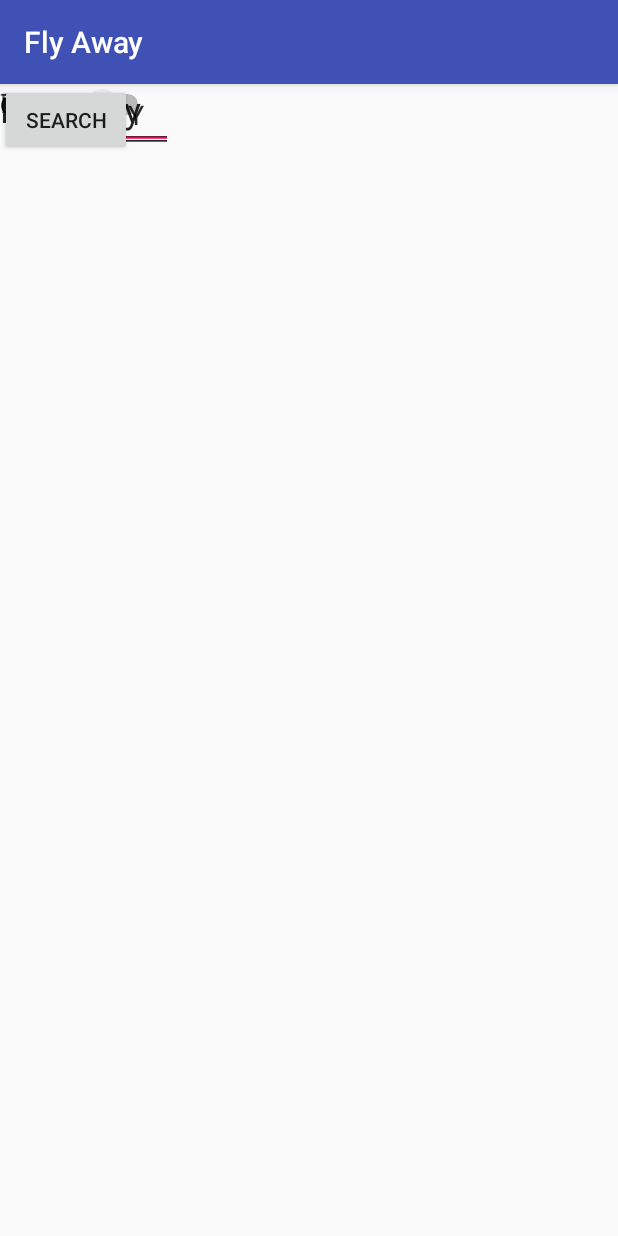
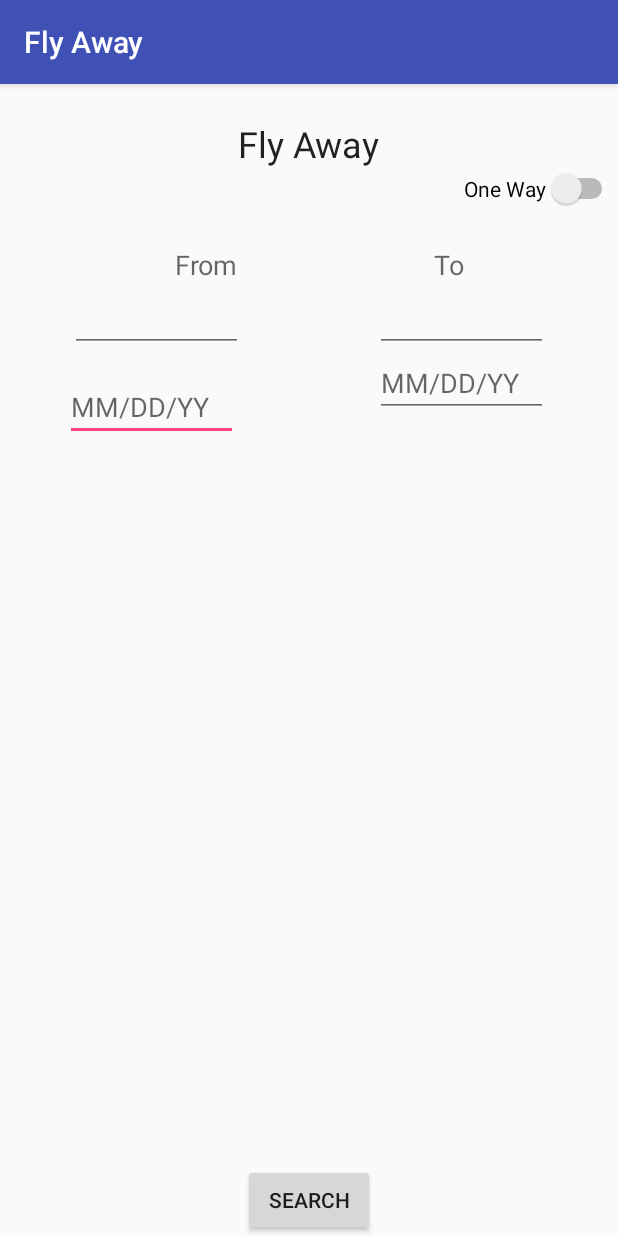
Before and after one commit to violetaria/FlyAway, an Android app: the screen it shows after launch (MainActivity), on a phone screen of 412 x 824 dp. Run offline under Robolectric (Android 15) with nearby library versions, the phone set to English and light mode, and no system bars.

Commit message:
switch to relative layout

```diff
--- a/app/src/main/res/layout/activity_main.xml
+++ b/app/src/main/res/layout/activity_main.xml
@@ -1,69 +1,82 @@
 <?xml version="1.0" encoding="utf-8"?>
-<android.support.constraint.ConstraintLayout
+<RelativeLayout
     xmlns:android="http://schemas.android.com/apk/res/android"
     xmlns:app="http://schemas.android.com/apk/res-auto"
     xmlns:tools="http://schemas.android.com/tools"
     android:layout_width="match_parent"
     android:layout_height="match_parent"
-    tools:context="com.flyaway.app.MainActivity" tools:layout_editor_absoluteY="81dp"
+    tools:context="com.flyaway.app.MainActivity"
+    tools:layout_editor_absoluteY="81dp"
     tools:layout_editor_absoluteX="0dp">
 
     <TextView
         android:layout_width="wrap_content"
         android:layout_height="wrap_content"
-        android:text="Fly Away"
+        android:text="@string/app_name"
         android:textAppearance="@style/TextAppearance.AppCompat.Headline"
-        tools:layout_editor_absoluteX="138dp"
-        tools:layout_editor_absoluteY="16dp"/>
+        android:layout_marginRight="40dp"
+        android:id="@+id/tvTitle"
+        android:layout_marginTop="23dp" android:layout_alignParentTop="true"
+        android:layout_centerHorizontal="true"/>
     <Switch
         android:id="@+id/switch1"
         android:layout_width="wrap_content"
         android:layout_height="wrap_content"
-        android:text="One Way" tools:layout_editor_absoluteX="233dp"
-        tools:layout_editor_absoluteY="54dp" tools:text="Round Trip"/>
+        android:text="One Way"
+        tools:layout_editor_absoluteX="260dp" tools:layout_editor_absoluteY="29dp"
+        tools:text="Round Trip"
+        android:layout_below="@+id/tvTitle" android:layout_alignParentEnd="true"/>
     <TextView
-        android:id="@+id/textView"
+        android:id="@+id/tvFrom"
         android:layout_width="wrap_content"
         android:layout_height="wrap_content" android:text="@string/from"
         android:textAppearance="@android:style/TextAppearance.Material.Medium"
-        tools:layout_editor_absoluteX="262dp"
-        tools:layout_editor_absoluteY="94dp"/>
+        tools:layout_editor_absoluteX="260dp"
+        tools:layout_editor_absoluteY="94dp"
+        android:layout_below="@+id/tvTitle" android:layout_alignEnd="@+id/editText"
+        android:layout_marginTop="52dp"/>
     <TextView
-        android:id="@+id/textView2"
+        android:id="@+id/tvTo"
         android:layout_width="wrap_content"
         android:layout_height="wrap_content" android:text="@string/to"
         android:textAppearance="@android:style/TextAppearance.Material.Medium"
         tools:layout_editor_absoluteX="67dp"
-        tools:layout_editor_absoluteY="94dp"/>
+        tools:layout_editor_absoluteY="94dp"
+        android:layout_above="@+id/actvFrom" android:layout_toStartOf="@+id/switch1"/>
     <EditText
         android:id="@+id/editText"
         android:layout_width="115dp"
         android:layout_height="43dp"
-        android:ems="10"
+        android:layout_marginTop="16dp" android:ems="10"
         android:hint="@string/mm_dd_yy" android:inputType="date"
-        tools:layout_editor_absoluteX="233dp" tools:layout_editor_absoluteY="194dp"/>
+        tools:layout_editor_absoluteX="233dp" tools:layout_editor_absoluteY="194dp"
+        android:layout_below="@+id/actvFrom" android:layout_toStartOf="@+id/tvTitle"/>
     <EditText
         android:id="@+id/editText2"
         android:layout_width="115dp"
         android:layout_height="43dp"
-        android:ems="10"
-        android:hint="@string/mm_dd_yy" android:inputType="date"
-        tools:layout_editor_absoluteX="33dp" tools:layout_editor_absoluteY="194dp"/>
+        android:layout_alignStart="@+id/actvTo" android:layout_below="@+id/actvTo"
+        android:ems="10" android:hint="@string/mm_dd_yy"
+        android:inputType="date" tools:layout_editor_absoluteX="33dp"
+        tools:layout_editor_absoluteY="194dp"/>
     <Button
         android:id="@+id/button"
         android:layout_width="wrap_content"
         android:layout_height="wrap_content" android:elevation="0dp"
         android:text="@string/search" tools:layout_editor_absoluteX="148dp"
-        tools:layout_editor_absoluteY="284dp"/>
+        tools:layout_editor_absoluteY="284dp"
+        android:layout_alignParentBottom="true" android:layout_centerHorizontal="true"/>
     <AutoCompleteTextView
-        android:id="@+id/autoCompleteTextView"
+        android:id="@+id/actvFrom"
         android:layout_width="115dp"
         android:layout_height="46dp"
-        tools:layout_editor_absoluteX="233dp" tools:layout_editor_absoluteY="134dp"/>
+        tools:layout_editor_absoluteX="233dp" tools:layout_editor_absoluteY="134dp"
+        android:layout_below="@+id/tvFrom" android:layout_toStartOf="@+id/button"/>
     <AutoCompleteTextView
-        android:id="@+id/autoCompleteTextView2"
+        android:id="@+id/actvTo"
         android:layout_width="115dp"
         android:layout_height="46dp"
-        tools:layout_editor_absoluteX="33dp" tools:layout_editor_absoluteY="134dp"/>
+        tools:layout_editor_absoluteX="33dp" tools:layout_editor_absoluteY="134dp"
+        android:layout_below="@+id/tvTo" android:layout_toEndOf="@+id/button"/>
 
-</android.support.constraint.ConstraintLayout>
+</RelativeLayout>
```
